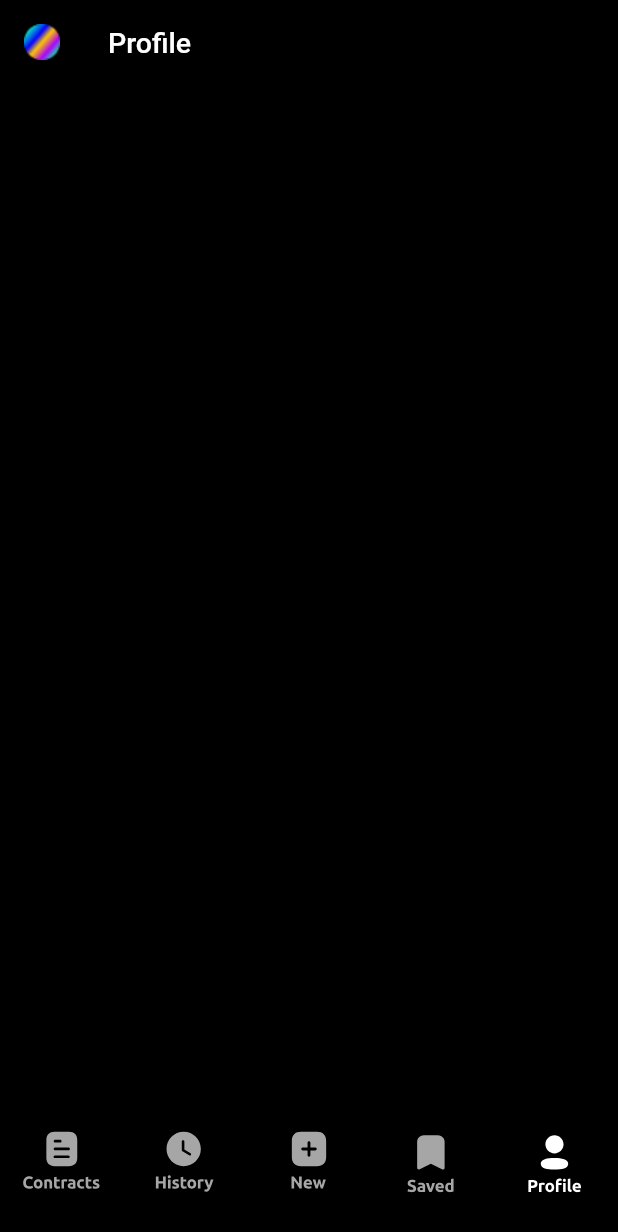
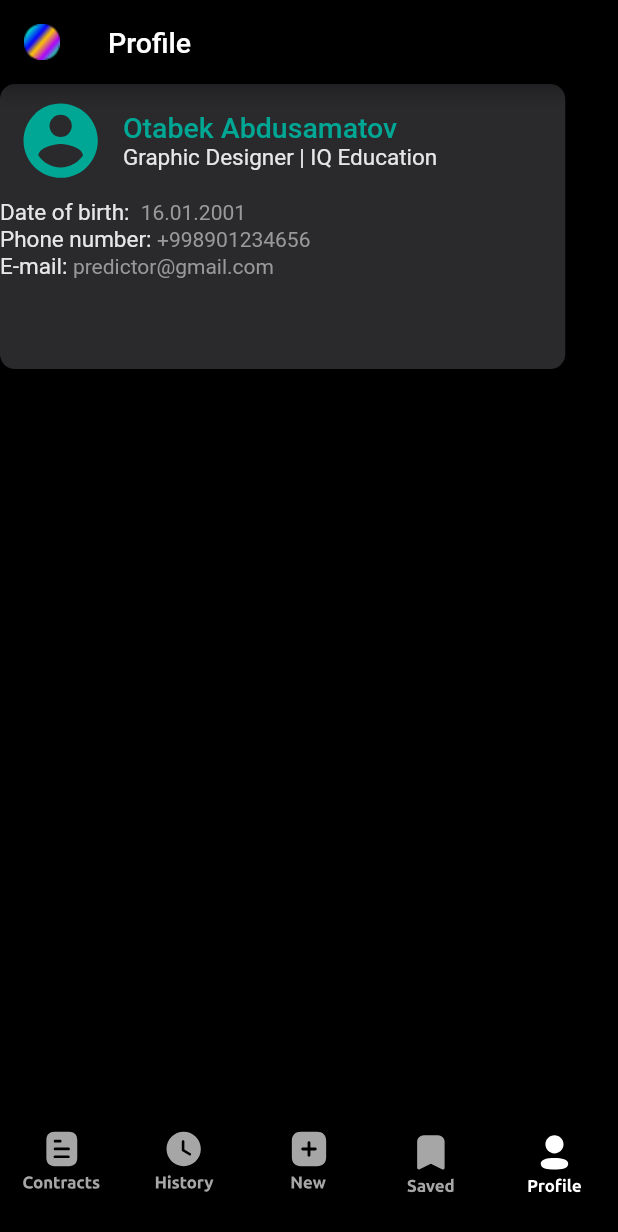
Before and after one commit to shohjahon-shodmonov/iBilling, a Flutter app: the screen it shows after launch, item 5 of the bottom bar chosen, on a phone screen of 412 x 824 dp. Shown: the top 1232 px of the screen. Run offline on Flutter 3.47's test engine with Material 2 defaults, Android fonts, the phone set to English and light mode, and no system bars; our stand-ins replace date_time_picker, flutter_bloc, flutter_svg; missing offline and left inert: calendar_agenda.

Commit message:
profile info

```diff
--- a/lib/screens/profile/profile_screen.dart
+++ b/lib/screens/profile/profile_screen.dart
@@ -1,4 +1,7 @@
 import 'package:flutter/material.dart';
+import 'package:flutter_svg/svg.dart';
+import 'package:ibilling/core/components/size_config.dart';
+import 'package:ibilling/core/constants/const.dart';
 import 'package:ibilling/core/widgets/appbar.dart';
 
 class ProfileScreen extends StatelessWidget {
@@ -6,9 +9,96 @@ class ProfileScreen extends StatelessWidget {
 
   @override
   Widget build(BuildContext context) {
+    SizeConfig().init(context);
     return Scaffold(
       appBar: AppBarWidget.appbar("Profile", false),
+      body: Column(
+        children: [
+          Container(
+            height: getHeight(188),
+            width: getWidth(343),
+            decoration: BoxDecoration(
+              borderRadius: BorderRadius.circular(10),
+              color: ColorConstants.kDarkContainerBg,
+            ),
+            child: Column(
+              children: [
+                Row(
+                  children: [
+                    Padding(
+                      padding: const EdgeInsets.all(8.0),
+                      child: SvgPicture.asset(
+                        'assets/icons/account-circle.svg',
+                        height: getHeight(60),
+                        width: getWidth(60),
+                      ),
+                    ),
+                    Column(
+                      crossAxisAlignment: CrossAxisAlignment.start,
+                      mainAxisAlignment: MainAxisAlignment.spaceAround,
+                      children: [
+                        Text(
+                          "Otabek Abdusamatov",
+                          style: TextStyle(
+                            color: ColorConstants.kLightGreenButtonBgColor,
+                            fontSize: 19,
+                            fontWeight: FontWeight.w500,
+                          ),
+                        ),
+                        Text(
+                          "Graphic Designer | IQ Education",
+                          style: TextStyle(
+                            color: ColorConstants.textColorInCard,
+                            fontSize: 15,
+                          ),
+                        )
+                      ],
+                    ),
+                  ],
+                ),
+                Row(
+                  children: [
+                    profileTitle("Date of birth:  "),
+                    profileInfo("16.01.2001"),
+                  ],
+                ),
+                Row(
+                  children: [
+                    profileTitle("Phone number: "),
+                    profileInfo("+998901234656"),
+                  ],
+                ),
+                Row(
+                  children: [
+                    profileTitle("E-mail: "),
+                    profileInfo("predictor@gmail.com"),
+                  ],
+                ),
+              ],
+            ),
+          ),
+        ],
+      ),
+    );
+  }
 
+  Text profileInfo(String info) {
+    return Text(
+      info,
+      style: const TextStyle(
+        color: ColorConstants.textColorInCardGrey,
+        fontSize: 14,
+      ),
+    );
+  }
+
+  Text profileTitle(String title) {
+    return Text(
+      title,
+      style: const TextStyle(
+        color: ColorConstants.textColorInCard,
+        fontSize: 15,
+      ),
     );
   }
 }
```
Also changed, not shown: assets/icons/account-circle.svg (added), assets/icons/arrow_down_circle.svg (added), assets/icons/bookmark_inactive.svg (added), assets/icons/en.svg (added), assets/icons/help-circle.svg (added), assets/icons/invoice.svg (added), assets/icons/radiobutton_checked.svg (added), assets/icons/radiobutton_inactive.svg (added), assets/icons/ru.svg (added), assets/icons/uz.svg (added).
